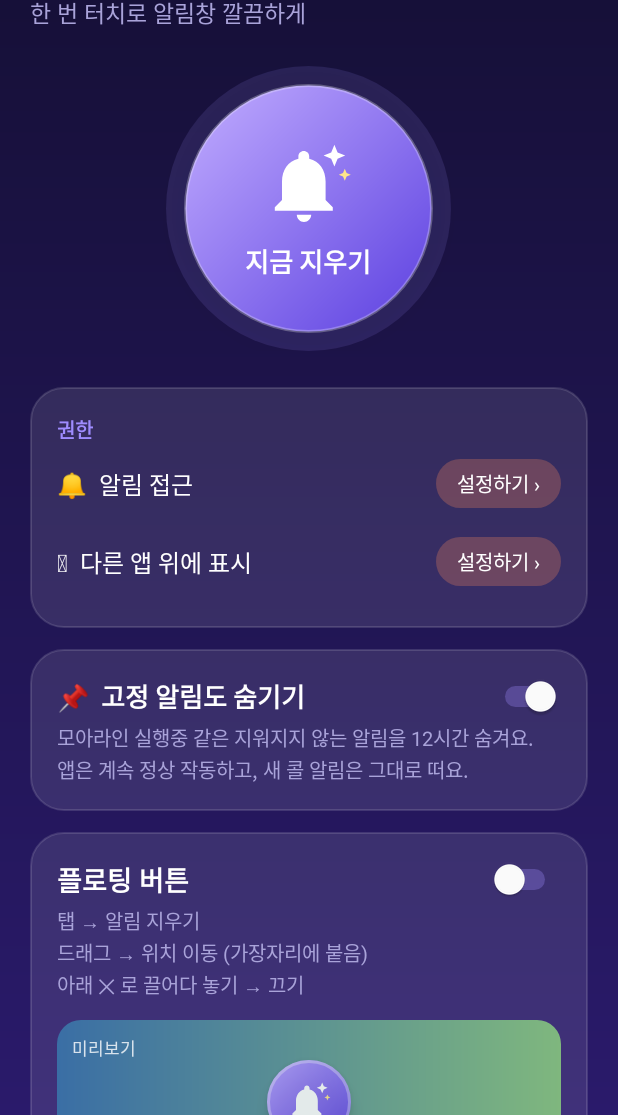
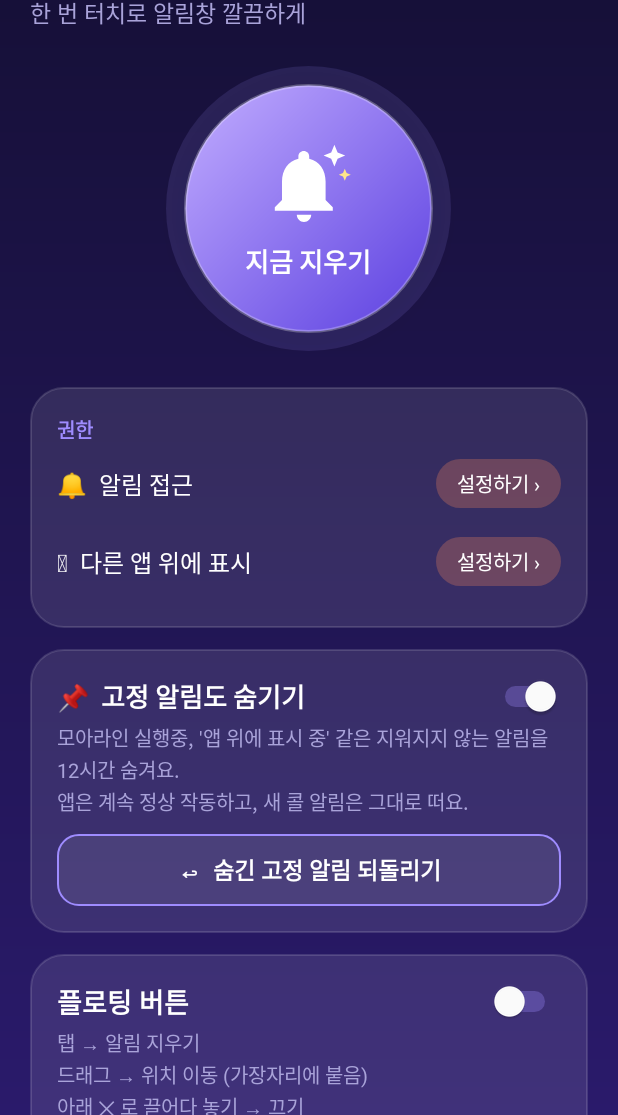
Before and after one commit to Jinseong1991/whisper-vulkan-build, an Android app: the screen it shows after launch (MainActivity), on a phone screen of 412 x 824 dp, the part 121-1236 px from its top. Run offline under Robolectric (Android 15) with nearby library versions, the phone set to English and light mode, and no system bars.

Commit message:
고정 알림 되돌리기 버튼, '앱 위에 표시 중' 알림 숨기기
Co-Authored-By: Claude Opus 5.5 <noreply@anthropic.com>
Claude-Session: https://claude.ai/code/session_0123uWfNQ1HNksX7nDzyxboE

```diff
--- a/app/src/main/java/com/jinsung/noticlear/MainActivity.kt
+++ b/app/src/main/java/com/jinsung/noticlear/MainActivity.kt
@@ -56,6 +56,8 @@ class MainActivity : Activity() {
             isChecked = Prefs.hidePersistent(this@MainActivity)
             setOnCheckedChangeListener { _, on -> Prefs.setHidePersistent(this@MainActivity, on) }
         }
+
+        findViewById<View>(R.id.btn_restore).setOnClickListener { Clearer.restore(this) }
 
         preview = findViewById(R.id.preview_bubble)
         val alphaVal = findViewById<TextView>(R.id.alpha_val)
--- a/app/src/main/java/com/jinsung/noticlear/Prefs.kt
+++ b/app/src/main/java/com/jinsung/noticlear/Prefs.kt
@@ -10,6 +10,9 @@ object Prefs {
     fun setSize(c: Context, v: Int) = sp(c).edit().putInt("size", v).apply()
     fun hidePersistent(c: Context) = sp(c).getBoolean("hide_persistent", true)
     fun setHidePersistent(c: Context, v: Boolean) = sp(c).edit().putBoolean("hide_persistent", v).apply()
+    fun snoozed(c: Context): Set<String> = sp(c).getStringSet("snoozed", emptySet())!!.toSet()
+    fun addSnoozed(c: Context, k: Set<String>) = sp(c).edit().putStringSet("snoozed", snoozed(c) + k).apply()
+    fun clearSnoozed(c: Context) = sp(c).edit().remove("snoozed").apply()
     fun pos(c: Context) = Pair(sp(c).getInt("x", -1), sp(c).getInt("y", 400))
     fun setPos(c: Context, x: Int, y: Int) = sp(c).edit().putInt("x", x).putInt("y", y).apply()
     fun register(c: Context, l: android.content.SharedPreferences.OnSharedPreferenceChangeListener) =
--- /dev/null
+++ b/app/src/main/res/drawable/btn_outline.xml
@@ -0,0 +1,5 @@
+<shape xmlns:android="http://schemas.android.com/apk/res/android">
+    <solid android:color="#14FFFFFF"/>
+    <stroke android:width="1.5dp" android:color="#9F8CFF"/>
+    <corners android:radius="14dp"/>
+</shape>
--- a/app/src/main/res/layout/activity_main.xml
+++ b/app/src/main/res/layout/activity_main.xml
@@ -73,7 +73,11 @@
         </LinearLayout>
         <TextView android:layout_width="wrap_content" android:layout_height="wrap_content"
             android:layout_marginTop="4dp" android:textColor="#A9A3D9" android:textSize="13sp" android:lineSpacingExtra="2dp"
-            android:text="모아라인 실행중 같은 지워지지 않는 알림을 12시간 숨겨요.\n앱은 계속 정상 작동하고, 새 콜 알림은 그대로 떠요."/>
+            android:text="모아라인 실행중, '앱 위에 표시 중' 같은 지워지지 않는 알림을 12시간 숨겨요.\n앱은 계속 정상 작동하고, 새 콜 알림은 그대로 떠요."/>
+        <TextView android:id="@+id/btn_restore" android:layout_width="match_parent" android:layout_height="48dp"
+            android:layout_marginTop="12dp" android:gravity="center" android:clickable="true"
+            android:background="@drawable/btn_outline" android:text="↩  숨긴 고정 알림 되돌리기"
+            android:textColor="#FFFFFF" android:textSize="15sp" android:textStyle="bold"/>
     </LinearLayout>
 
     <!-- 플로팅 버튼 카드 -->
```
Also changed, not shown: app/src/main/java/com/jinsung/noticlear/ClearListenerService.kt (+39 -12 lines), app/src/main/java/com/jinsung/noticlear/Clearer.kt (+20 -0 lines).
